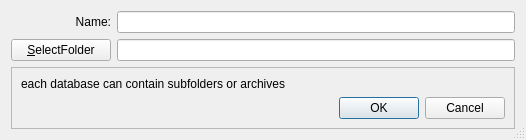
The window that QuickCatalog/createdb.ui (kanryu/quickviewer) describes before a commit, drawn with Qt 5.
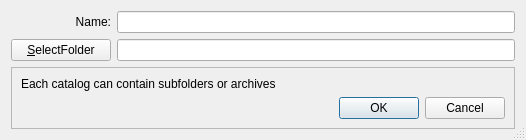
The same window after the commit.

Commit message:
Support Book Catalogs, easy to view thumbnails of frontpage of books and search fast
- to create/view/search 'Catalogs'
    - whihc contains the thumbnails of frontpage of Books as icon
    - search by title(folder name of volumes)
- change words 'Database' -> 'Catalog'
- change QuickCatalog app to static lib
- hide updateButton/updateAllButton
- MainWindow can open CatalogWindow

Diff of the .ui file:
```diff
--- a/QuickCatalog/createdb.ui
+++ b/QuickCatalog/createdb.ui
@@ -108,7 +108,7 @@
       <item row="0" column="0">
        <widget class="QLabel" name="label_2">
         <property name="text">
-         <string>each database can contain subfolders or archives</string>
+         <string>Each catalog can contain subfolders or archives</string>
         </property>
        </widget>
       </item>
```
Left out of the diff: 2 changed lines with no effect on the pictures. The commit also changes 16 other files.
